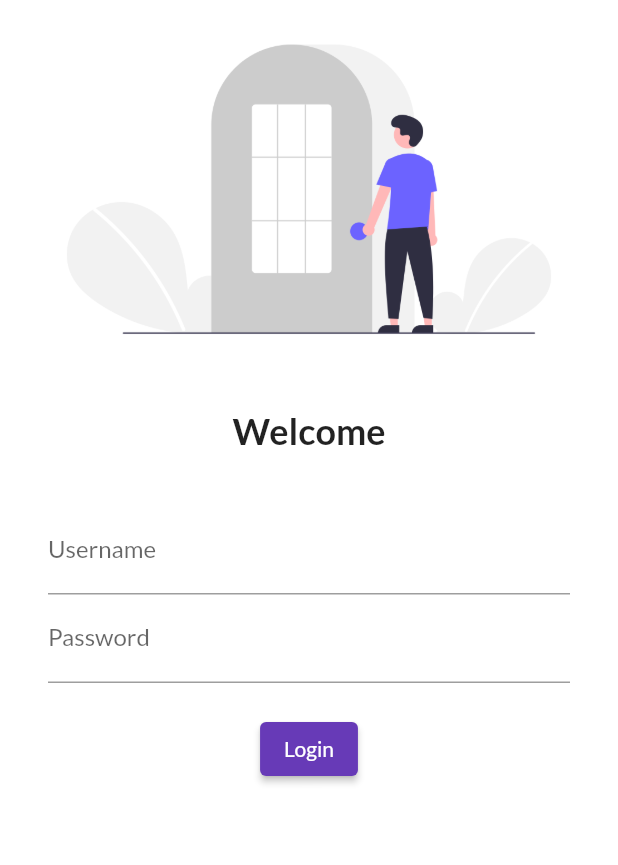
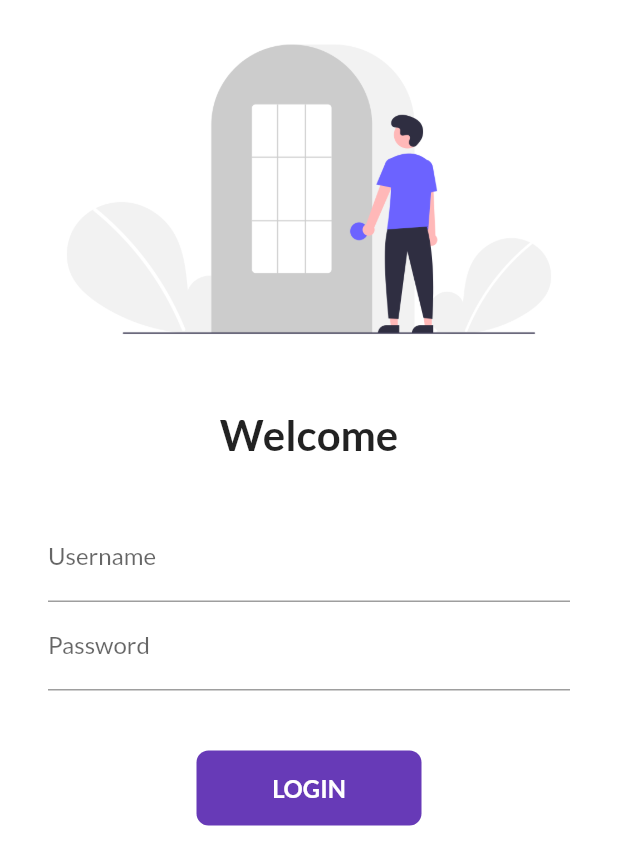
Before and after one commit to HelloJeevan/FlashDortKart, a Flutter app: the screen it shows after launch, on a phone screen of 412 x 824 dp. Shown: the top 865 px of the screen. Run offline on Flutter 3.47's test engine with Material 2 defaults, Android fonts, the phone set to English and light mode, and no system bars; our stand-ins replace google_fonts.

Commit message:
day 4 completed

```diff
--- a/lib/Pages/LoginPage.dart
+++ b/lib/Pages/LoginPage.dart
@@ -1,18 +1,27 @@
 import 'package:flutter/material.dart';
-class LoginPage extends StatelessWidget {
+import 'package:flutter_basic/utils/routes.dart';
+class LoginPage extends StatefulWidget {
+  @override
+  State<LoginPage> createState() => _LoginPageState();
+}
 
+class _LoginPageState extends State<LoginPage> {
+  get child => null;
+  String name ="";
+  bool buttonPressed = false;
   @override
   Widget build(BuildContext context) {
     return Material(
       color: Colors.white,
+      child: SingleChildScrollView (
         child: Column(
           children:[
             Image.asset("assets/images/Login_Image.png",fit: BoxFit.cover,),
             SizedBox(
               height : 20.0,
             ),
-          Text("Welcome",style: TextStyle(
-            fontSize: 24,
+            Text("Welcome"+ name,style: TextStyle(
+              fontSize: 28,
               fontWeight: FontWeight.bold,
             ),
             ),
@@ -28,6 +37,12 @@ class LoginPage extends StatelessWidget {
                   hintText: "Enter Username",
                   labelText: "Username",
                 ),
+                onChanged:(value){
+                  name = " " +  value;
+                  setState(() {
+
+                  });
+                } ,
               ),
               TextFormField(
                 obscureText: true,
@@ -37,20 +52,56 @@ class LoginPage extends StatelessWidget {
                 ),
               ),
               SizedBox(
-            height: 20.0,
+              height: 40.0,
             ),
-          ElevatedButton(
+            InkWell  (
+              onTap: () async {
+                setState(() {
+                  buttonPressed=true;
+                });
+                await Future.delayed(Duration(seconds: 1) );
+                Navigator.pushNamed(context, MyRoutes.homeRoute);
+              },
+              child: AnimatedContainer(
+                duration: Duration(seconds: 1),
+                width: buttonPressed?50:150,
+                height: 50,
+                alignment: Alignment.center,
+                decoration: BoxDecoration(
+                  color: Colors.deepPurple,
+                  //shape: buttonPressed?BoxShape.circle:BoxShape.rectangle,
+                  borderRadius: BorderRadius.circular(buttonPressed?50.0:8.0),
+                ),
+                child: Center(
+                  child: buttonPressed?Icon(
+                    Icons.done,
+                    color : Colors.white
+                  ): Text("LOGIN",
+                  style: TextStyle(
+                    color: Colors.white,
+                    fontWeight: FontWeight.bold,
+                    fontSize: 16,
+                  ),
+                  ),
+                ),
+              ),
+            ),
+            /*ElevatedButton(
               child: Text("Login"),
+              style:  TextButton.styleFrom(
+                minimumSize : Size(150,40),
+              ) ,
               onPressed: (){
-              print("Hello");
+                Navigator.pushNamed(context, MyRoutes.homeRoute);
               },
 
-          ),
+            ),*/
                 ],
               ),
             ),
           ],
         ),
+      ),
     );
   }
 }
--- a/lib/main.dart
+++ b/lib/main.dart
@@ -1,6 +1,7 @@
 import 'package:flutter/material.dart';
 import 'package:flutter_basic/Pages/HomePage.dart';
 import 'package:flutter_basic/Pages/LoginPage.dart';
+import 'package:flutter_basic/utils/routes.dart';
 import 'package:google_fonts/google_fonts.dart';
 void main(){
   runApp(MyApp() );
@@ -21,8 +22,9 @@ class MyApp extends StatelessWidget {
         brightness: Brightness.dark
       ),
       routes: {
-        "/":(context) => LoginPage(),
-        "/home":(context) => HomePage(),
+        "/" :(context) => LoginPage(),
+        MyRoutes.loginRoute:(context) => LoginPage(),
+        MyRoutes.homeRoute:(context) => HomePage(),
 
       },
     );
--- /dev/null
+++ b/lib/utils/routes.dart
@@ -0,0 +1,5 @@
+class MyRoutes{
+  static String homeRoute = "/home";
+  static String loginRoute = "/login";
+
+}
```
Also changed, not shown: 1 other file. Lines whose indentation alone changed are shown as unchanged.
